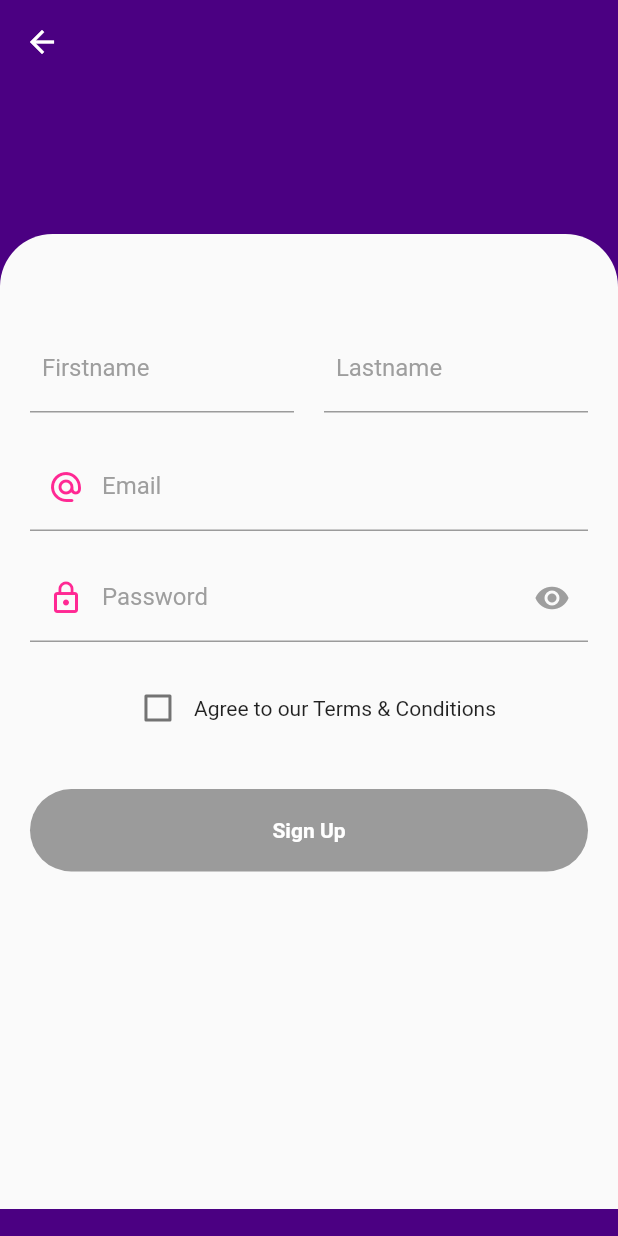
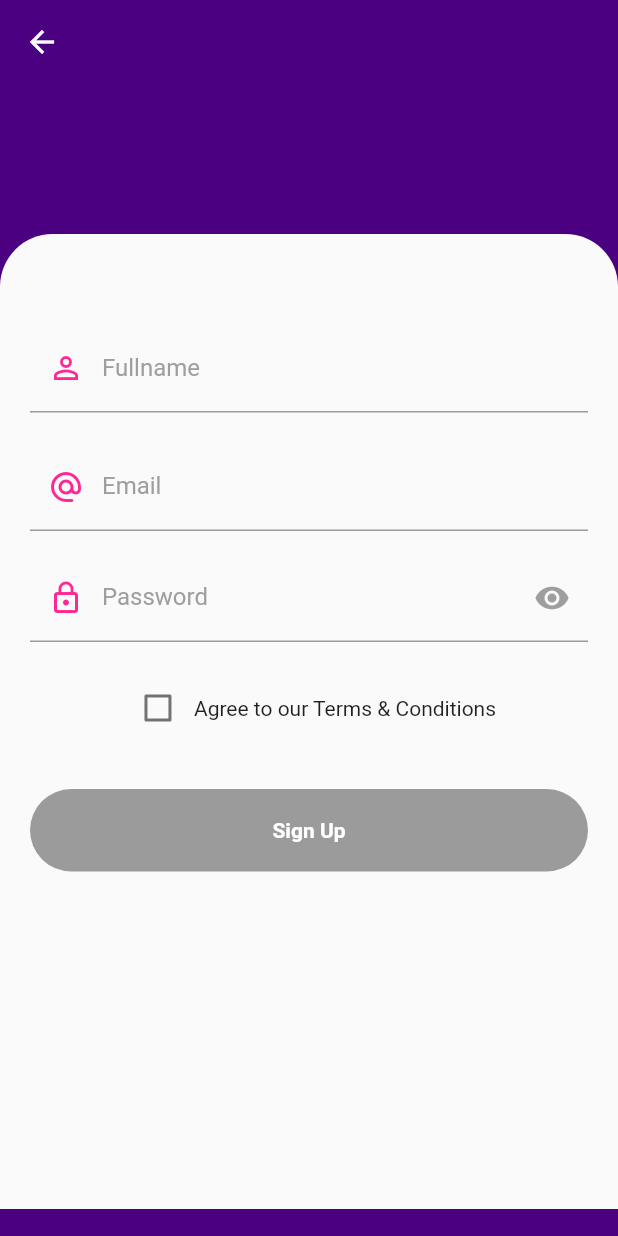
Before and after one commit to Tomiwa-Ot/Social-Media-App, a Flutter app: the Register screen opened directly, on a phone screen of 412 x 824 dp. Run offline on Flutter 3.47's test engine with Material 2 defaults, Android fonts, the phone set to English and light mode, and no system bars; drawn by our look-alikes of overlay_support; our stand-ins replace cloud_firestore, firebase_auth, firebase_core, qr_flutter, shared_preferences; missing offline and left inert: quill_delta, zefyr; accounts and stored records are empty; Roboto replaces fonts that are missing (Spartan).

Commit message:
a bunch of changes

```diff
--- a/social_media_app/lib/main.dart
+++ b/social_media_app/lib/main.dart
@@ -52,7 +52,7 @@ class _StartPageState extends State<StartPage> {
           primarySwatch: Colors.deepPurple,
           visualDensity: VisualDensity.adaptivePlatformDensity,
         ),
-        home: _isLoggedIn ? HomePage() : Auth(),
+        home: _isLoggedIn ? HomePage() : HomePage(),
         color: Color.fromRGBO(75, 0, 130, 1),
       )
     );
--- a/social_media_app/lib/pages/login.dart
+++ b/social_media_app/lib/pages/login.dart
@@ -13,7 +13,7 @@ class Login extends StatefulWidget {
 class _LoginState extends State<Login> {
 
   final _formKey = GlobalKey<FormState>();
-  String firstname, lastname, email, password;
+  String fullname, email, password;
   bool _loading = false;
   bool _obscureText = true;
 
@@ -38,12 +38,11 @@ class _LoginState extends State<Login> {
       return null;
   }
 
-  Future loginPersistence(String uid, String firstname, String lastname, String email) async {
+  Future loginPersistence(String uid, String fullname, String email) async {
     SharedPreferences userData = await SharedPreferences.getInstance();
     userData.setString("uid", uid);
     userData.setBool("login", true);
-    userData.setString("firstname", firstname);
-    userData.setString("lastname", lastname);
+    userData.setString("fullname", fullname);
     userData.setString("email", email);
   }
 
@@ -55,10 +54,9 @@ class _LoginState extends State<Login> {
       UserCredential userCredential = await FirebaseAuth.instance.signInWithEmailAndPassword(email: email, password: password);
       FirebaseFirestore.instance.collection("users")
       .doc(userCredential.user.uid).get().then((DocumentSnapshot documentSnapshot){
-        firstname = documentSnapshot.get("Firstname");
-        lastname = documentSnapshot.get("Lastname");
+        fullname = documentSnapshot.get("Fullname");
       });
-      loginPersistence(userCredential.user.uid, firstname, lastname, email);
+      loginPersistence(userCredential.user.uid, fullname, email);
       Navigator.of(context).pushAndRemoveUntil(MaterialPageRoute(builder: (context) =>
         HomePage()), (route) => false);
     }catch(e){
--- a/social_media_app/lib/pages/register.dart
+++ b/social_media_app/lib/pages/register.dart
@@ -13,7 +13,7 @@ class Register extends StatefulWidget {
 class _RegisterState extends State<Register> {
 
   final _formKey = GlobalKey<FormState>();
-  String firstname, lastname, email, password;
+  String fullname, email, password;
   bool _loading = false;
   bool _obscureText = true;
 
@@ -53,31 +53,29 @@ class _RegisterState extends State<Register> {
       return null;
   }
 
-  Future loginPersistence(String uid, String firstname, String lastname, String email) async {
+  Future loginPersistence(String uid, String fullname, String email) async {
     SharedPreferences userData = await SharedPreferences.getInstance();
     userData.setBool("login", true);
     userData.setString("uid", uid);
-    userData.setString("firstname", firstname);
-    userData.setString("lastname", lastname);
+    userData.setString("fullname", fullname);
     userData.setString("email", email);
   }
 
-  Future registerUser(String firstname, String lastname, String email, String password) async {
+  Future registerUser(String fullname, String email, String password) async {
     setState(() {
       _loading = true;
     });
     try{
       UserCredential createdUser = await FirebaseAuth.instance.createUserWithEmailAndPassword(email: email, password: password);
       FirebaseFirestore.instance.collection("users").doc(createdUser.user.uid).set({
-        "Firstname" : firstname,
-        "Lastname" : lastname,
+        "Fullname" : fullname,
         "Email" : email,
         "Bio" : "",
         "Following" : [],
         "Followers" : []
       });
       FirebaseAuth.instance.signInWithEmailAndPassword(email: email, password: password);
-      loginPersistence(createdUser.user.uid, firstname, lastname, email);
+      loginPersistence(createdUser.user.uid, fullname, email);
       Navigator.of(context).pushAndRemoveUntil(MaterialPageRoute(builder: (context) =>
           HomePage()), (route) => false);
     }catch(e){
@@ -141,41 +139,22 @@ class _RegisterState extends State<Register> {
                       key: _formKey,
                       child: Column(
                         children: [
-                          Row(
-                            mainAxisAlignment: MainAxisAlignment.spaceBetween,
-                            children: [
-                              Flexible(
-                                child: TextFormField(
+                          TextFormField(
                             enableSuggestions: true,
                             validator: nameValidator,
-                                  onChanged: (value) => firstname = value,
+                            onChanged: (value) => fullname = value,
+                            keyboardType: TextInputType.name,
                             cursorColor: Color.fromRGBO(255,40,147, 1),
                             decoration: new InputDecoration(
-                                    labelText: "\t\tFirstname",
+                              labelText: "Fullname",
+                              prefixIcon: Icon(
+                                Icons.person_outline_outlined,
+                                color: Color.fromRGBO(255,40,147, 1),
+                              ),
                               labelStyle: TextStyle(
                                 color: Colors.grey
                               ),
                             ),
-                                ),
-                              ),
-                              SizedBox(
-                                width: 20.0,
-                              ),
-                              Flexible(
-                                child: TextFormField(
-                                  enableSuggestions: true,
-                                  validator: nameValidator,
-                                  onChanged: (value) => lastname = value,
-                                  cursorColor: Color.fromRGBO(255,40,147, 1),
-                                  decoration: new InputDecoration(
-                                    labelText: "\t\tLastname",
-                                    labelStyle: TextStyle(
-                                      color: Colors.grey
-                                    ),
-                                  ),
-                                ),
-                              ),
-                            ],
                           ),
                           SizedBox(
                             height: 20.0,
@@ -263,7 +242,7 @@ class _RegisterState extends State<Register> {
                         // disabledTextColor: Colors.black12,
                         onPressed: _checkBoxValue ? () {
                           if(_formKey.currentState.validate()){
-                            registerUser(firstname, lastname, email, password);
+                            registerUser(fullname, email, password);
                           }
                         } : null,
                         shape: RoundedRectangleBorder(
--- a/social_media_app/lib/pages/settings.dart
+++ b/social_media_app/lib/pages/settings.dart
@@ -30,8 +30,7 @@ class _SettingsState extends State<Settings> {
   Future removeUserData() async {
     SharedPreferences userData = await SharedPreferences.getInstance();
     userData.setBool("login", false);
-    userData.remove("firstname");
-    userData.remove("lastname");
+    userData.remove("fullname");
     userData.remove("email");
   }
 
--- a/social_media_app/lib/pages/streamusers.dart
+++ b/social_media_app/lib/pages/streamusers.dart
@@ -10,7 +10,7 @@ class StreamUsers extends StatefulWidget {
   final String uid;
 }
 
-// Scan Firestore & Zefyr
+// Scan
 
 class _StreamUsersState extends State<StreamUsers> {
   @override
```
Also changed, not shown: social_media_app/lib/pages/home.dart (+47 -3 lines), social_media_app/lib/pages/search.dart (+66 -41 lines). Lines whose indentation alone changed are shown as unchanged.
